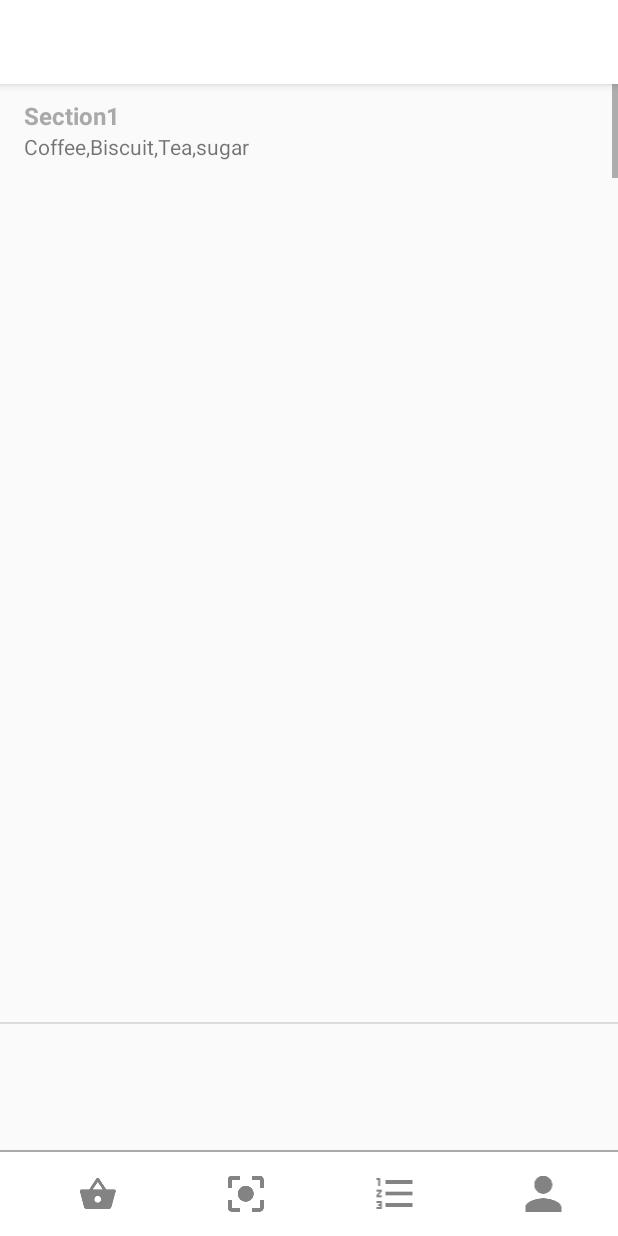
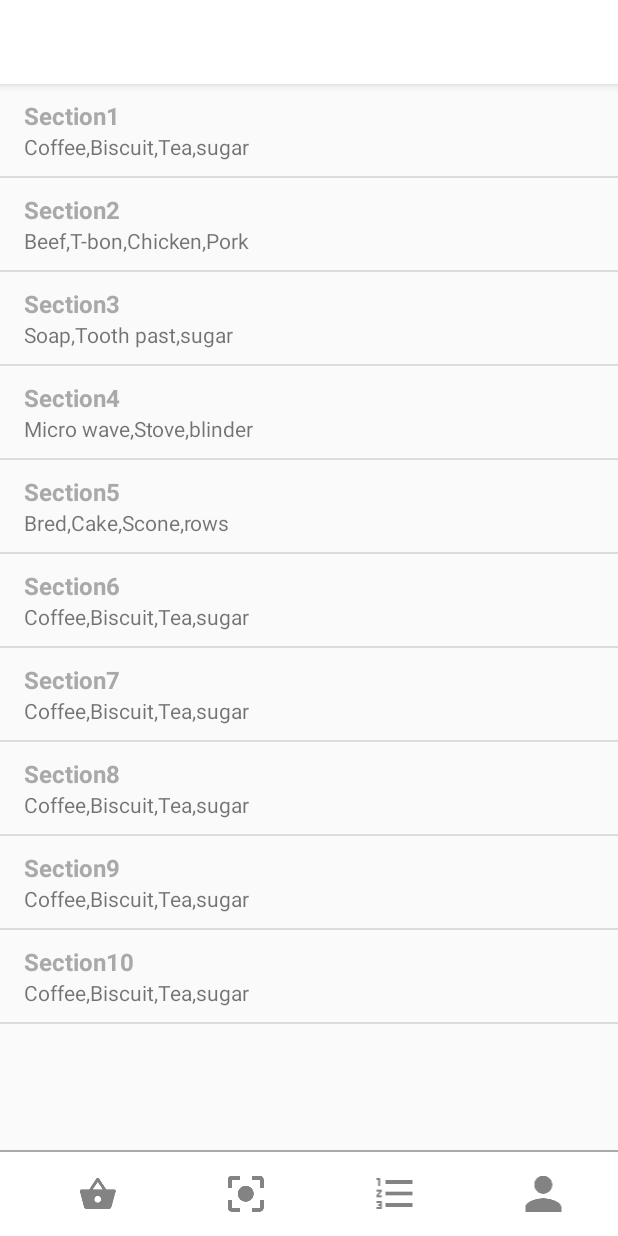
Before and after one commit to DanChab/mobTrade_android, an Android app: the ShopSectionActivity screen opened directly, with no data from a screen before it, on a phone screen of 412 x 824 dp. Run offline under Robolectric (Android 15) with nearby library versions, the phone set to English and light mode, and no system bars.

Commit message:
Fixing List view by removing spaces between items

```diff
--- a/app/src/main/java/com/jot/JotShop/activity/ShopSectionActivity.java
+++ b/app/src/main/java/com/jot/JotShop/activity/ShopSectionActivity.java
@@ -14,7 +14,7 @@ import com.jot.JotShop.DividerItemDecoration;
 import com.jot.JotShop.R;
 import com.jot.JotShop.RecyclerTouchListener;
 import com.jot.JotShop.Section;
-import com.jot.JotShop.adapter.SectionsAdapter;
+import com.jot.JotShop.adapter.ShopSectionsAdapter;
 
 import java.util.ArrayList;
 import java.util.List;
@@ -22,8 +22,8 @@ import java.util.List;
 public class ShopSectionActivity extends AppCompatActivity {
 
     private List<Section> sectionList = new ArrayList<>();
-    private RecyclerView recyclerView;
-    private SectionsAdapter mAdapter;
+    public RecyclerView recyclerView;
+    private ShopSectionsAdapter mAdapter;
 
     @Override
     protected void onCreate(Bundle savedInstanceState) {
@@ -34,7 +34,7 @@ public class ShopSectionActivity extends AppCompatActivity {
 
         recyclerView = (RecyclerView) findViewById(R.id.recycler_view);
 
-        mAdapter = new SectionsAdapter(sectionList);
+        mAdapter = new ShopSectionsAdapter(sectionList);
 
         recyclerView.setHasFixedSize(true);
         RecyclerView.LayoutManager mLayoutManager = new LinearLayoutManager(getApplicationContext());
@@ -48,7 +48,8 @@ public class ShopSectionActivity extends AppCompatActivity {
             public void onClick(View view, int position) {
                 Section section = sectionList.get(position);
                 Toast.makeText(getApplicationContext(), section.getName() + " is selected!", Toast.LENGTH_SHORT).show();
-                if(position==1){
+                //Todo Add all sections on each position
+                if(position==0){
                     Intent intent = new Intent(ShopSectionActivity.this,SectionOneActivity.class);
                     startActivity(intent);
                 }
@@ -62,7 +63,7 @@ public class ShopSectionActivity extends AppCompatActivity {
 
         prepareSectionData();
     }
-
+    //Todo Add DB to store all sections and descriptions then query them to display
     private void prepareSectionData() {
         Section section = new Section("Section1","Coffee,Biscuit,Tea,sugar");
         sectionList.add(section);
--- a/app/src/main/java/com/jot/JotShop/adapter/SectionsAdapter.java
+++ b/app/src/main/java/com/jot/JotShop/adapter/ShopSectionsAdapter.java
@@ -14,7 +14,7 @@ import java.util.List;
 /**
  * Created by D4n on 10/1/2016.
  */
-public class SectionsAdapter extends RecyclerView.Adapter<SectionsAdapter.MyViewHolder> {
+public class ShopSectionsAdapter extends RecyclerView.Adapter<ShopSectionsAdapter.MyViewHolder> {
 
     private List<Section> sectionsList;
 
@@ -30,8 +30,8 @@ public class SectionsAdapter extends RecyclerView.Adapter<SectionsAdapter.MyView
     }
 
 
-    public SectionsAdapter(List<Section> moviesList) {
-        this.sectionsList = moviesList;
+    public ShopSectionsAdapter(List<Section> sectionsList) {
+        this.sectionsList = sectionsList;
     }
 
     @Override
--- a/app/src/main/res/layout/gallery_thumbnail.xml
+++ b/app/src/main/res/layout/gallery_thumbnail.xml
@@ -1,7 +1,7 @@
 <?xml version="1.0" encoding="utf-8"?>
 <com.jot.JotShop.helper.SquareLayout xmlns:android="http://schemas.android.com/apk/res/android"
     android:layout_width="match_parent"
-    android:layout_height="match_parent"
+    android:layout_height="wrap_content"
     android:orientation="vertical">
 
     <ImageView
--- a/app/src/main/res/layout/section_list_row.xml
+++ b/app/src/main/res/layout/section_list_row.xml
@@ -1,7 +1,7 @@
 <?xml version="1.0" encoding="utf-8"?>
 <RelativeLayout xmlns:android="http://schemas.android.com/apk/res/android"
     android:layout_width="match_parent"
-    android:layout_height="match_parent"
+    android:layout_height="wrap_content"
     android:focusable="true"
     android:paddingLeft="16dp"
     android:paddingRight="16dp"
```
Also changed, not shown: app/build.gradle (+8 -8 lines), app/src/main/res/color/tab_selector.xml (deleted, +0 -8 lines).
